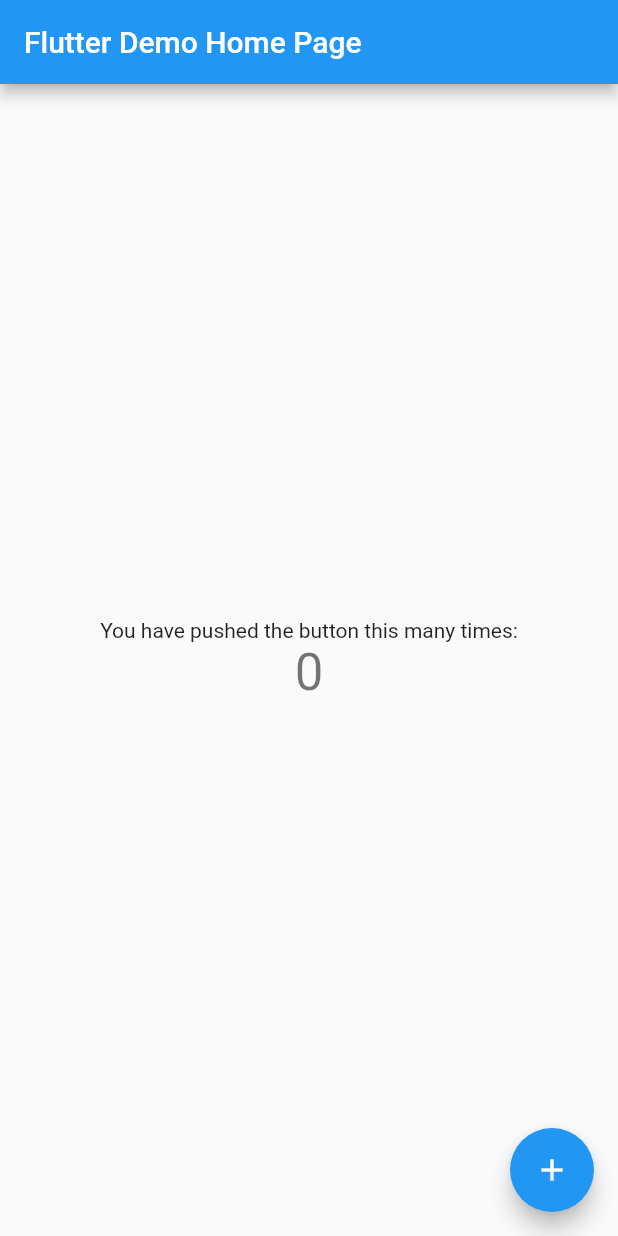
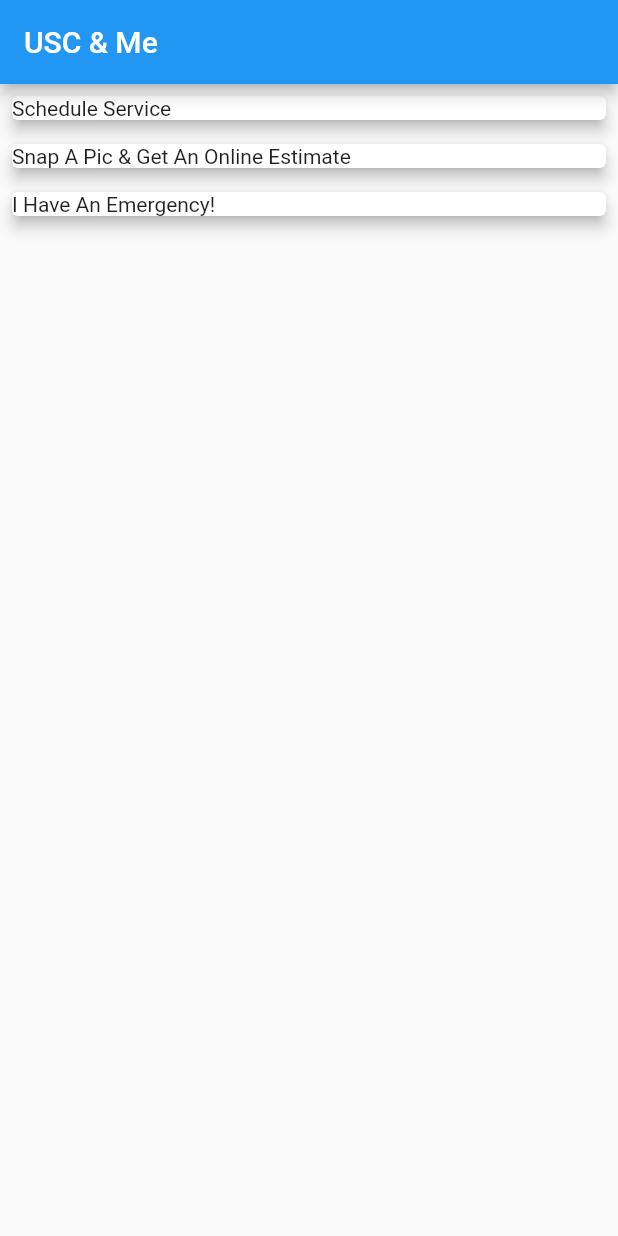
Before and after one commit to LI-Code-Lab/Ultrasound, a Flutter app: the screen it shows after launch, on a phone screen of 412 x 824 dp. Run offline on Flutter 3.47's test engine with Material 2 defaults, Android fonts, the phone set to English and light mode, and no system bars.

Commit message:
began implementing ui for home page

```diff
--- a/ultrasound_solutions/lib/main.dart
+++ b/ultrasound_solutions/lib/main.dart
@@ -7,7 +7,7 @@ class MyApp extends StatelessWidget {
   @override
   Widget build(BuildContext context) {
     return new MaterialApp(
-      title: 'Flutter Demo',
+      title: 'USC & Me',
       theme: new ThemeData(
         // This is the theme of your application.
         //
@@ -19,7 +19,7 @@ class MyApp extends StatelessWidget {
         // counter didn't reset back to zero; the application is not restarted.
         primarySwatch: Colors.blue,
       ),
-      home: new MyHomePage(title: 'Flutter Demo Home Page'),
+      home: new MyHomePage(title: 'USC & Me'),
     );
   }
 }
@@ -58,52 +58,45 @@ class _MyHomePageState extends State<MyHomePage> {
 
   @override
   Widget build(BuildContext context) {
-    // This method is rerun every time setState is called, for instance as done
-    // by the _incrementCounter method above.
-    //
-    // The Flutter framework has been optimized to make rerunning build methods
-    // fast, so that you can just rebuild anything that needs updating rather
-    // than having to individually change instances of widgets.
+
     return new Scaffold(
       appBar: new AppBar(
-        // Here we take the value from the MyHomePage object that was created by
-        // the App.build method, and use it to set our appbar title.
         title: new Text(widget.title),
       ),
-      body: new Center(
-        // Center is a layout widget. It takes a single child and positions it
-        // in the middle of the parent.
+      body: new Container(
         child: new Column(
-          // Column is also layout widget. It takes a list of children and
-          // arranges them vertically. By default, it sizes itself to fit its
-          // children horizontally, and tries to be as tall as its parent.
-          //
-          // Invoke "debug paint" (press "p" in the console where you ran
-          // "flutter run", or select "Toggle Debug Paint" from the Flutter tool
-          // window in IntelliJ) to see the wireframe for each widget.
-          //
-          // Column has various properties to control how it sizes itself and
-          // how it positions its children. Here we use mainAxisAlignment to
-          // center the children vertically; the main axis here is the vertical
-          // axis because Columns are vertical (the cross axis would be
-          // horizontal).
-          mainAxisAlignment: MainAxisAlignment.center,
           children: <Widget>[
-            new Text(
-              'You have pushed the button this many times:',
+            new Card(
+              elevation: 4.0,
+              margin: new EdgeInsets.all(8.0),
+              child: new Row(
+                children: <Widget>[
+                  new Text(
+                      "Schedule Service", )
+                ],
+              ),
             ),
-            new Text(
-              '$_counter',
-              style: Theme.of(context).textTheme.display1,
+            new Card(
+              elevation: 4.0,
+              margin: new EdgeInsets.all(8.0),
+              child: new Row(
+                children: <Widget>[
+                  new Text("Snap A Pic & Get An Online Estimate")
+                ],
+              ),
             ),
+            new Card(
+              elevation: 4.0,
+              margin: new EdgeInsets.all(8.0),
+              child: new Row(
+                children: <Widget>[
+                  new Text("I Have An Emergency!")
+                ],
+              ),
+            )
           ],
         ),
       ),
-      floatingActionButton: new FloatingActionButton(
-        onPressed: _incrementCounter,
-        tooltip: 'Increment',
-        child: new Icon(Icons.add),
-      ), // This trailing comma makes auto-formatting nicer for build methods.
     );
   }
 }
```
